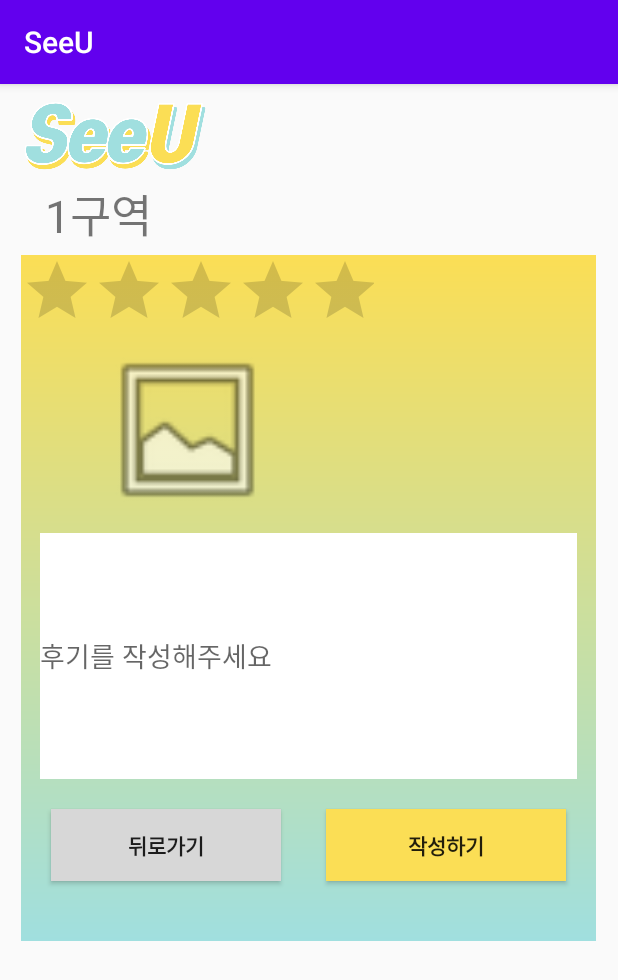
After one commit to tmddus2123/SeeU, an Android app: the WriteReviewActivity screen opened directly, with no data from a screen before it, on a phone screen of 412 x 824 dp. The commit adds this screen. Shown: the top 980 px of the screen. Run offline under Robolectric (Android 15) with nearby library versions, the phone set to English and light mode, and no system bars.

Commit message:
ReadReviewActivity WriteReviewActivity

```diff
--- a/app/src/main/AndroidManifest.xml
+++ b/app/src/main/AndroidManifest.xml
@@ -11,7 +11,10 @@
         android:roundIcon="@mipmap/ic_launcher_round"
         android:supportsRtl="true"
         android:theme="@style/AppTheme">
-        <activity android:name=".RegisterActivity"></activity>
+        <activity android:name=".ReadReviewActivity"></activity>
+        <activity android:name=".WriteReviewActivity" />
+        <activity android:name=".RegisterActivity" />
+        <activity android:name=".ConcertActivity"/>
         <activity
             android:name=".ui.login.LoginActivity"
             android:label="@string/title_activity_login" />
--- a/app/src/main/java/com/example/seeu/ConcertActivity.java
+++ b/app/src/main/java/com/example/seeu/ConcertActivity.java
@@ -8,20 +8,22 @@ import android.widget.Button;
 import androidx.appcompat.app.AppCompatActivity;
 
 public class ConcertActivity extends AppCompatActivity {
+
     Button reviewBtn;
 
     protected void onCreate(Bundle savedInstanceState) {
         super.onCreate(savedInstanceState);
+        setContentView(R.layout.activity_concert_chair);
 
         reviewBtn = (Button) findViewById(R.id.btn1);
 
-       /* reviewBtn.setOnClickListener(new View.OnClickListener() {
+        reviewBtn.setOnClickListener(new View.OnClickListener() {
             @Override
             public void onClick(View view) {
                 Intent intent = new Intent(getBaseContext(), ReadReviewActivity.class);
                 startActivity(intent);
             }
-        });*/
+        });
 
     }
 }
--- /dev/null
+++ b/app/src/main/java/com/example/seeu/WriteReviewActivity.java
@@ -0,0 +1,50 @@
+package com.example.seeu;
+
+import androidx.appcompat.app.AppCompatActivity;
+import android.os.Bundle;
+
+import android.content.Intent;
+import android.view.View;
+import android.widget.Button;
+import android.widget.TextView;
+
+public class WriteReviewActivity extends AppCompatActivity {
+
+    Button WRwrite;
+    Button WRback;
+
+    TextView AreaTV;
+    String AreaNum;
+
+    @Override
+    protected void onCreate(Bundle savedInstanceState) {
+        super.onCreate(savedInstanceState);
+        setContentView(R.layout.activity_write_review);
+
+        WRwrite = (Button) findViewById(R.id.WRwrite);
+        WRback = (Button)findViewById(R.id.WRback);
+        AreaTV=(TextView)findViewById(R.id.Area);
+
+        AreaNum="1";    //나중에 어떤 구역 선택했는지 받아오깅
+
+        AreaTV.setText(AreaNum.toString());
+
+        WRwrite.setOnClickListener(new View.OnClickListener() {
+            @Override
+            public void onClick(View view) {
+                Intent intent = new Intent(getBaseContext(), ReadReviewActivity.class);
+                startActivity(intent);
+                finish();
+            }
+        });
+        WRback.setOnClickListener(new View.OnClickListener() {
+            @Override
+            public void onClick(View view) {
+                //뒤로가기 누르면 다시 콘서트 창으로
+                Intent intent = new Intent(getBaseContext(), ConcertActivity.class);
+                startActivity(intent);
+                finish();
+            }
+        });
+    }
+}
--- a/app/src/main/res/layout/activity_concert_chair.xml
+++ b/app/src/main/res/layout/activity_concert_chair.xml
@@ -3,7 +3,8 @@
     xmlns:android="http://schemas.android.com/apk/res/android"
     xmlns:tools="http://schemas.android.com/tools"
     android:layout_width="match_parent"
-    android:layout_height="match_parent">
+    android:layout_height="match_parent"
+    tools:context=".ConcertActivity">
 
     <LinearLayout
         android:layout_width="match_parent"
--- /dev/null
+++ b/app/src/main/res/layout/activity_write_review.xml
@@ -0,0 +1,111 @@
+<?xml version="1.0" encoding="utf-8"?>
+<LinearLayout xmlns:android="http://schemas.android.com/apk/res/android"
+    xmlns:app="http://schemas.android.com/apk/res-auto"
+    xmlns:tools="http://schemas.android.com/tools"
+    android:layout_width="match_parent"
+    android:layout_height="match_parent"
+    android:orientation="vertical"
+    tools:context=".WriteReviewActivity">
+
+    <ImageView
+        android:id="@+id/Logo"
+        android:layout_width="152dp"
+        android:layout_height="60dp"
+        android:layout_marginTop="4dp"
+        app:layout_constraintStart_toStartOf="parent"
+        app:layout_constraintTop_toTopOf="parent"
+        app:srcCompat="@drawable/small_logo" />
+
+    <LinearLayout
+        android:layout_width="match_parent"
+        android:layout_height="50dp">
+
+        <TextView
+            android:layout_width="wrap_content"
+            android:layout_height="wrap_content"
+            android:layout_marginLeft="30dp"
+            android:textSize="30sp"
+            android:id="@+id/Area"/>
+        <TextView
+            android:layout_width="wrap_content"
+            android:layout_height="match_parent"
+            android:text="구역"
+            android:textSize="30sp" />
+
+    </LinearLayout>
+
+    <LinearLayout
+
+        android:id="@+id/linearLayout"
+        android:layout_width="383dp"
+        android:layout_height="457dp"
+        android:layout_gravity="center"
+        android:background="@drawable/gradation"
+        android:orientation="vertical"
+        app:layout_constraintBottom_toBottomOf="parent"
+        app:layout_constraintStart_toStartOf="parent">
+
+
+        <LinearLayout
+            android:layout_width="match_parent"
+            android:layout_height="wrap_content">
+
+            <RatingBar
+                android:id="@+id/ratingBar"
+                android:layout_width="235dp"
+                android:layout_height="48dp" />
+        </LinearLayout>
+
+        <ImageView
+            android:id="@+id/imageView4"
+            android:layout_width="202dp"
+            android:layout_height="117dp"
+            android:layout_margin="10dp"
+            android:src="@android:drawable/ic_menu_gallery" />
+
+        <EditText
+            android:id="@+id/R"
+            android:layout_width="358dp"
+            android:layout_height="164dp"
+            android:layout_gravity="center"
+            android:background="#ffffff"
+            android:hint="후기를 작성해주세요" />
+
+        <LinearLayout
+            android:layout_width="match_parent"
+            android:layout_height="wrap_content">
+
+            <Button
+                android:id="@+id/WRback"
+                android:layout_width="150dp"
+                android:layout_height="match_parent"
+                android:layout_marginLeft="20dp"
+                android:layout_marginTop="20dp"
+                android:layout_marginRight="20dp"
+                android:layout_marginBottom="10dp"
+                android:layout_weight="1"
+                android:background="#D7D7D7"
+                android:text="뒤로가기"
+                android:textStyle="bold"
+                tools:layout_editor_absoluteX="38dp"
+                tools:layout_editor_absoluteY="642dp" />
+
+            <Button
+                android:id="@+id/WRwrite"
+                android:layout_width="160dp"
+                android:layout_height="match_parent"
+                android:layout_marginLeft="10dp"
+                android:layout_marginTop="20dp"
+                android:layout_marginRight="20dp"
+                android:layout_marginBottom="10dp"
+                android:background="#FBDE55"
+                android:text="작성하기"
+                android:textStyle="bold"
+                tools:layout_editor_absoluteX="226dp"
+                tools:layout_editor_absoluteY="642dp" />
+        </LinearLayout>
+
+
+    </LinearLayout>
+
+</LinearLayout>
```
Also changed, not shown: app/src/main/java/com/example/seeu/MainActivity.java (+9 -10 lines), app/src/main/java/com/example/seeu/ReadReviewActivity.java (added, +44 -0 lines), app/src/main/res/layout/activity_read_review.xml (added, +89 -0 lines).
